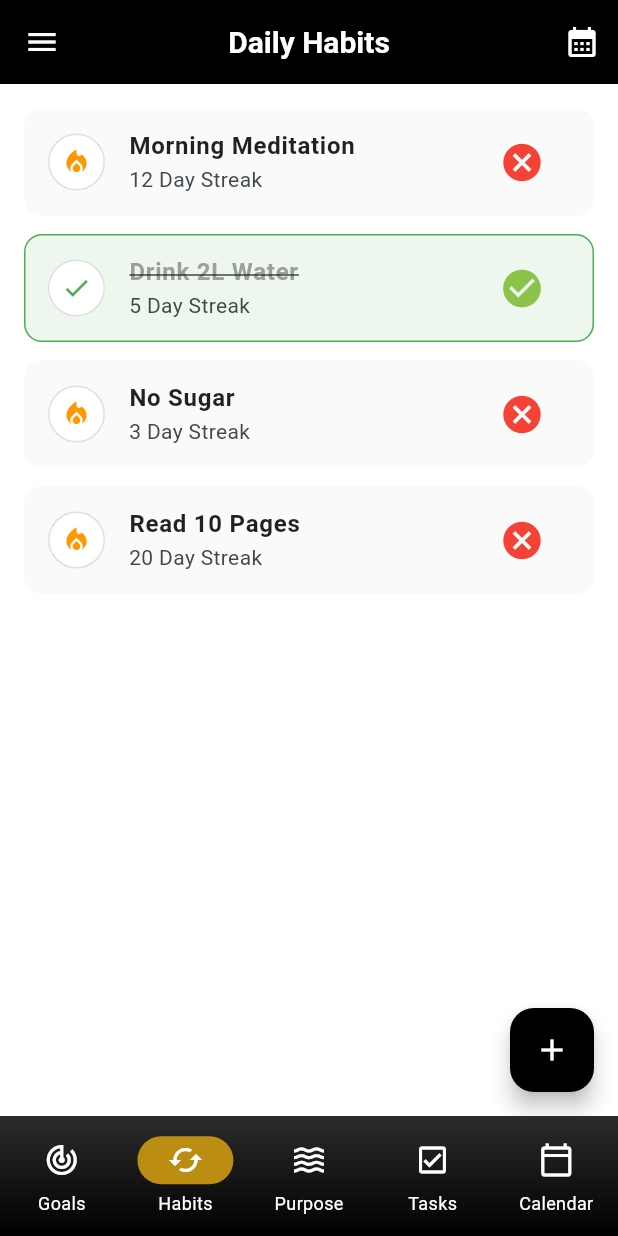
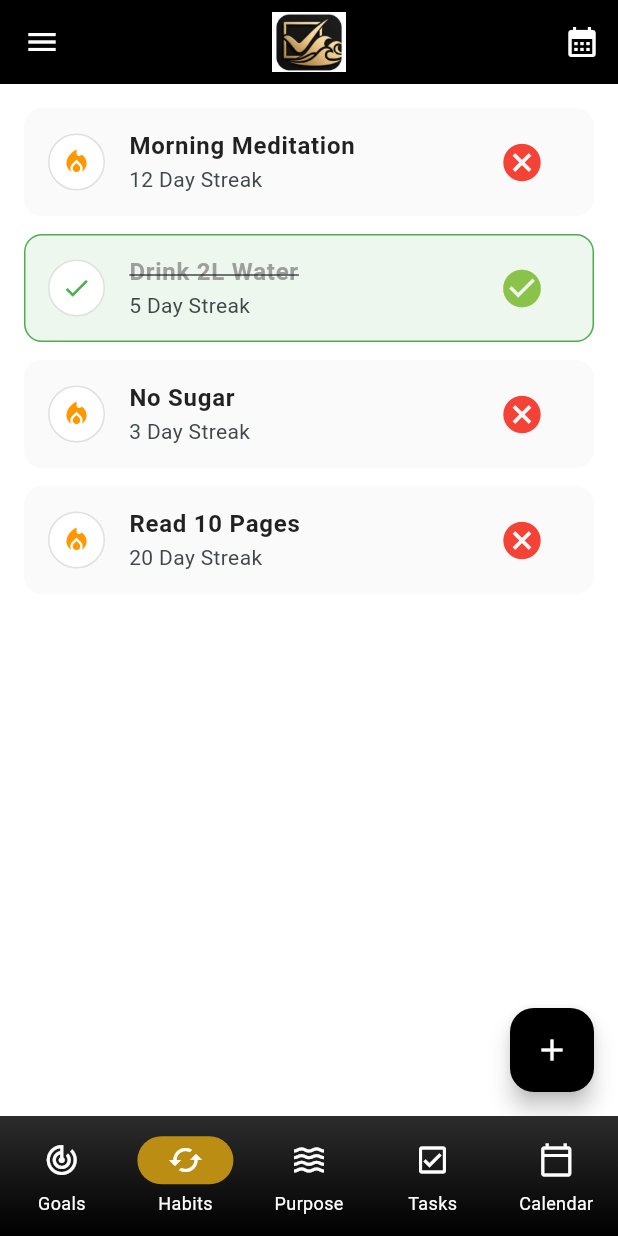
Before and after one commit to unwaverbusiness/unwaver_app, a Flutter app: the screen it shows after launch, item 2 of the bottom bar chosen, on a phone screen of 412 x 824 dp. Run offline on Flutter 3.47's test engine with Material 3 defaults, Android fonts, the phone set to English and light mode, and no system bars; our stand-ins replace firebase_auth, firebase_core, flutter_dotenv, google_generative_ai, table_calendar; accounts and stored records are empty.

Commit message:
added app logo

```diff
--- a/lib/Screens/Habits/habits_screen.dart
+++ b/lib/Screens/Habits/habits_screen.dart
@@ -1,5 +1,6 @@
 import 'package:flutter/material.dart';
-import 'package:unwaver/widgets/MainDrawer.dart';
+import 'package:unwaver/widgets/maindrawer.dart'; // Ensure casing matches your file
+import 'package:unwaver/widgets/app_logo.dart';   // <--- Added Import for AppLogo
 
 class HabitsScreen extends StatefulWidget {
   const HabitsScreen({super.key});
@@ -23,18 +24,19 @@ class _HabitsScreenState extends State<HabitsScreen> {
     });
   }
 
-@override
+  @override
   Widget build(BuildContext context) {
     return Scaffold(
       appBar: AppBar(
-        title: const Text("Daily Habits"),
+        // FIX: Added the comma at the end of this line
+        title: const AppLogo(),
         centerTitle: true,
         actions: [
           IconButton(onPressed: () {}, icon: const Icon(Icons.calendar_month))
         ],
       ),
-      // FIX 1: Add the required 'currentRoute' argument
-      drawer: MainDrawer(currentRoute: '/habits'),
+
+      drawer: const MainDrawer(currentRoute: '/habits'),
 
       body: ListView.builder(
         padding: const EdgeInsets.all(16),
@@ -43,7 +45,6 @@ class _HabitsScreenState extends State<HabitsScreen> {
           final habit = _habits[index];
           return Card(
             elevation: 0,
-            // FIX 2: syntax was likely broken here in your previous file
             color: habit['isCompleted']
                 // ignore: deprecated_member_use
                 ? Colors.green.withOpacity(0.1)
--- /dev/null
+++ b/lib/Widgets/app_logo.dart
@@ -0,0 +1,23 @@
+import 'package:flutter/material.dart';
+
+class AppLogo extends StatelessWidget {
+  final double height;
+
+  const AppLogo({super.key, this.height = 40});
+
+  @override
+  Widget build(BuildContext context) {
+    return Image.asset(
+      'assets/Unwaver_App_Icon.png', // UPDATED: Changed '.' to '_'
+      height: height,
+      fit: BoxFit.contain,
+      errorBuilder: (context, error, stackTrace) {
+        return Icon(
+          Icons.track_changes,
+          color: Colors.white,
+          size: height,
+        );
+      },
+    );
+  }
+}
--- a/pubspec.yaml
+++ b/pubspec.yaml
@@ -29,12 +29,12 @@ dev_dependencies:
 flutter:
   uses-material-design: true
   assets:
-    - assets/unwaver_app_icon.png
+    - assets/Unwaver_App_Icon.png
     # Added .env file to assets
     - .env
 
 flutter_launcher_icons:
   android: launcher_icon
   ios: true
-  image_path: assets/unwaver_app_icon.png
+  image_path: assets/Unwaver_App_Icon.png
   min_sdk_android: 21
```
